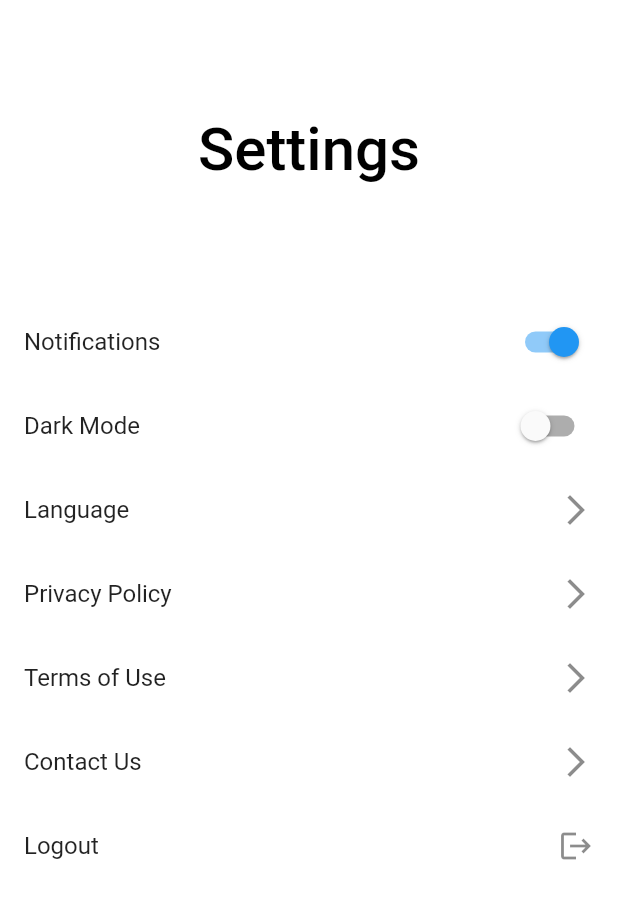
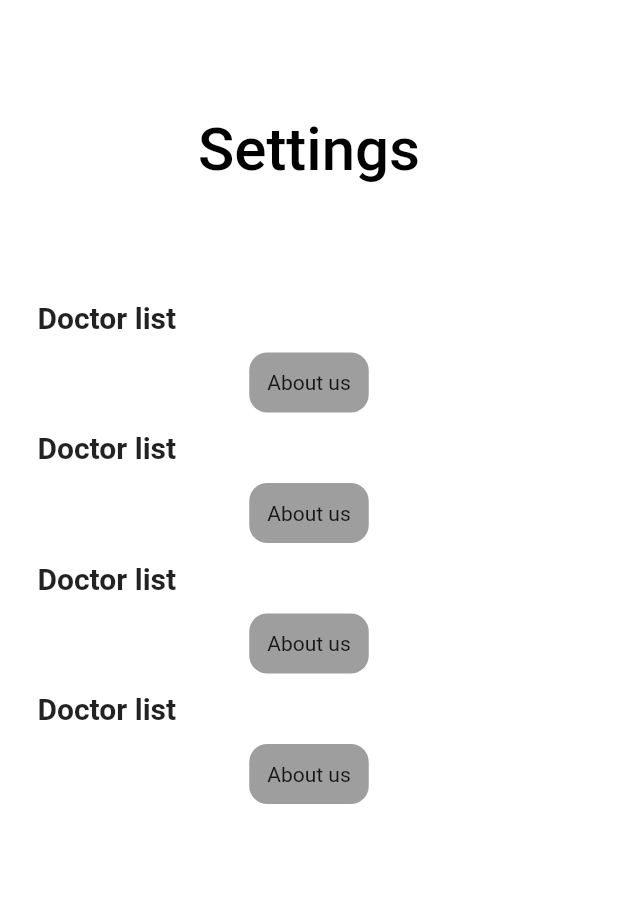
Before and after one commit to sambitskr/Prescripto, a Flutter app: the SettingsPage screen opened directly, on a phone screen of 412 x 824 dp. Shown: the top 899 px of the screen. Run offline on Flutter 3.47's test engine with Material 2 defaults, Android fonts, the phone set to English and light mode, and no system bars; our stand-ins replace curved_navigation_bar, google_fonts, lite_rolling_switch, lottie, quickalert, smooth_page_indicator; network calls fail.

Commit message:
logo to splash screen & about page

```diff
--- a/lib/about_us.dart
+++ b/lib/about_us.dart
@@ -40,12 +40,10 @@ class AboutUsPage extends StatelessWidget {
               ),
               Container(
                 padding: const EdgeInsets.all(50.0),
-                child: ClipRRect(
-                    borderRadius: BorderRadius.circular(100),
-                    child: Image.asset(
-                      'images/logo_smol.png',
-                      height: 170,
-                    )),
+                child: Image.asset(
+                  'images/logo.png',
+                  height: 170,
+                ),
               ),
               Text(
                 'Prescripto',
--- a/lib/main.dart
+++ b/lib/main.dart
@@ -6,7 +6,7 @@ import 'package:prescripto/registar.dart';
 import 'package:prescripto/splash.dart';
 import 'package:prescripto/user_interface/bottomNavBar.dart';
 import 'package:prescripto/user_interface/profile.dart';
-import 'package:prescripto/user_interface/settings.dart';
+import 'package:prescripto/user_interface/settings/settings.dart';
 import 'package:prescripto/user_interface/util/home_page.dart';
 
 import 'login.dart';
--- a/lib/splash.dart
+++ b/lib/splash.dart
@@ -19,7 +19,7 @@ class _SplashPageState extends State<SplashPage> {
 
   navigatetologin() async {
     await Future.delayed(
-      const Duration(milliseconds: 1500),
+      const Duration(milliseconds: 3000),
       () {},
     );
     // ignore: use_build_context_synchronously
@@ -29,11 +29,23 @@ class _SplashPageState extends State<SplashPage> {
 
   @override
   Widget build(BuildContext context) {
-    return const Scaffold(
+    return Scaffold(
       body: Center(
-        child: Text(
-          'Prescripto',
-          style: TextStyle(fontSize: 24, fontWeight: FontWeight.bold),
+        child: Column(
+          mainAxisAlignment: MainAxisAlignment.center,
+          children: [
+            ClipRRect(
+                borderRadius: BorderRadius.circular(100),
+                child: Image.asset(
+                  'images/logo_smol.png',
+                  height: 150,
+                )),
+            const SizedBox(height: 10),
+            const Text(
+              'Prescripto',
+              style: TextStyle(fontSize: 24, fontWeight: FontWeight.bold),
+            ),
+          ],
         ),
       ),
     );
--- a/lib/user_interface/bottomNavBar.dart
+++ b/lib/user_interface/bottomNavBar.dart
@@ -1,8 +1,7 @@
 import 'package:curved_navigation_bar/curved_navigation_bar.dart';
 import 'package:flutter/material.dart';
 import 'package:prescripto/contact_us.dart';
-import 'package:prescripto/user_interface/profile.dart';
-import 'package:prescripto/user_interface/settings.dart';
+import 'package:prescripto/user_interface/settings/settings.dart';
 import 'package:prescripto/user_interface/util/home_page.dart';
 
 import '../about_us.dart';
--- a/lib/user_interface/settings.dart
+++ /dev/null
@@ -1,91 +0,0 @@
-import 'package:flutter/material.dart';
-
-class SettingsPage extends StatelessWidget {
-  const SettingsPage({Key? key}) : super(key: key);
-
-  @override
-  Widget build(BuildContext context) {
-    return Scaffold(
-      backgroundColor: Colors.white,
-      appBar: AppBar(
-        backgroundColor: Colors.transparent,
-        elevation: 0,
-        automaticallyImplyLeading: false,
-        title: Text(
-          'Settings',
-          style: TextStyle(color: Colors.black, fontSize: 40),
-        ),
-        centerTitle: true,
-        toolbarHeight: 200,
-      ),
-      body: SafeArea(
-        child: SingleChildScrollView(
-          child: Column(
-            children: [
-              // Padding(
-              //   padding: const EdgeInsets.only(left: 8.0),
-              //   child: Container(
-              //     margin: EdgeInsets.symmetric(vertical: 50),
-              //     child: Row(
-              //       children: [
-              //         IconButton(
-              //           onPressed: () {
-              //             Navigator.of(context).pop();
-              //           },
-              //           icon: const Icon(Icons.arrow_back_ios_new_rounded),
-              //         ),
-              //         SizedBox(
-              //           width: 70,
-              //         ),
-              //         Text(
-              //           'Settings',
-              //           style: TextStyle(fontSize: 40),
-              //         )
-              //       ],
-              //     ),
-              //   ),
-              // ),
-              // SizedBox(
-              //   height: 50,
-              // ),
-              ListTile(
-                title: const Text('Notifications'),
-                trailing: Switch(
-                  value: true,
-                  onChanged: (bool value) {},
-                ),
-              ),
-              ListTile(
-                title: const Text('Dark Mode'),
-                trailing: Switch(
-                  value: false,
-                  onChanged: (bool value) {},
-                ),
-              ),
-              ListTile(
-                title: const Text('Language'),
-                trailing: const Icon(Icons.arrow_forward_ios),
-              ),
-              ListTile(
-                title: const Text('Privacy Policy'),
-                trailing: const Icon(Icons.arrow_forward_ios),
-              ),
-              ListTile(
-                title: const Text('Terms of Use'),
-                trailing: const Icon(Icons.arrow_forward_ios),
-              ),
-              ListTile(
-                title: const Text('Contact Us'),
-                trailing: const Icon(Icons.arrow_forward_ios),
-              ),
-              ListTile(
-                title: const Text('Logout'),
-                trailing: const Icon(Icons.logout),
-              ),
-            ],
-          ),
-        ),
-      ),
-    );
-  }
-}
--- /dev/null
+++ b/lib/user_interface/settings/settings.dart
@@ -0,0 +1,32 @@
+import 'package:flutter/material.dart';
+import 'package:prescripto/user_interface/settings/settings_list.dart';
+
+class SettingsPage extends StatelessWidget {
+  const SettingsPage({Key? key}) : super(key: key);
+
+  @override
+  Widget build(BuildContext context) {
+    return Scaffold(
+      backgroundColor: Colors.white,
+      appBar: AppBar(
+        backgroundColor: Colors.transparent,
+        elevation: 0,
+        automaticallyImplyLeading: false,
+        title: Text(
+          'Settings',
+          style: TextStyle(color: Colors.black, fontSize: 40),
+        ),
+        centerTitle: true,
+        toolbarHeight: 200,
+      ),
+      body: ListView(
+        children: [
+          settingsList(),
+          settingsList(),
+          settingsList(),
+          settingsList(),
+        ],
+      ),
+    );
+  }
+}
--- /dev/null
+++ b/lib/user_interface/settings/settings_list.dart
@@ -0,0 +1,36 @@
+import 'package:flutter/material.dart';
+
+class settingsList extends StatelessWidget {
+  const settingsList({super.key});
+
+  @override
+  Widget build(BuildContext context) {
+    return Column(
+      children: [
+        Padding(
+          padding: const EdgeInsets.symmetric(horizontal: 25.0),
+          child: Row(
+            mainAxisAlignment: MainAxisAlignment.spaceBetween,
+            children: const [
+              Text(
+                'Doctor list',
+                style: TextStyle(fontSize: 20, fontWeight: FontWeight.bold),
+              ),
+            ],
+          ),
+        ),
+        Padding(
+          padding: const EdgeInsets.all(12.0),
+          child: Container(
+            padding: EdgeInsets.all(12),
+            child: Text('About us'),
+            decoration: BoxDecoration(
+              color: Colors.grey,
+              borderRadius: BorderRadius.circular(12),
+            ),
+          ),
+        ),
+      ],
+    );
+  }
+}
--- a/lib/user_interface/util/home_page.dart
+++ b/lib/user_interface/util/home_page.dart
@@ -1,11 +1,8 @@
 import 'package:flutter/material.dart';
-import 'package:prescripto/about_us.dart';
-import 'package:prescripto/contact_us.dart';
 import 'package:prescripto/user_interface/profile.dart';
 import 'package:prescripto/user_interface/upcoming_appoinments.dart';
 import 'package:prescripto/user_interface/util/category.dart';
 import 'package:prescripto/user_interface/util/doctor_list.dart';
-import 'package:curved_navigation_bar/curved_navigation_bar.dart';
 
 class HomePage extends StatefulWidget {
   const HomePage({super.key});
@@ -15,37 +12,8 @@ class HomePage extends StatefulWidget {
 }
 
 class _HomePageState extends State<HomePage> {
-  // int selectedindex = 0;
-  // GlobalKey<CurvedNavigationBarState> _bottomNavigationKey = GlobalKey();
-
-  // final screens = [
-  //   HomePage(),
-  //   ContactUsPage(),
-  //   AboutUsPage(),
-  //   ProfilePage(),
-  // ];
-
   @override
   Widget build(BuildContext context) {
-    // final items = <Widget>[
-    //   Image.asset(
-    //     'images/home.png',
-    //     height: 30,
-    //   ),
-    //   Image.asset(
-    //     'images/prescription.png',
-    //     height: 30,
-    //   ),
-    //   Image.asset(
-    //     'images/testresult.png',
-    //     height: 30,
-    //   ),
-    //   Image.asset(
-    //     'images/settings.png',
-    //     height: 30,
-    //   ),
-    // ];
-
     return Scaffold(
       backgroundColor: Colors.white,
       body: SafeArea(
@@ -89,7 +57,7 @@ class _HomePageState extends State<HomePage> {
                       child: Container(
                         padding: const EdgeInsets.all(12),
                         decoration: BoxDecoration(
-                          color: Colors.green[200],
+                          color: Colors.transparent,
                           borderRadius: BorderRadius.circular(12),
                         ),
                         child: ClipRRect(
@@ -253,70 +221,6 @@ class _HomePageState extends State<HomePage> {
           ),
         ),
       ),
-      // bottomNavigationBar: CurvedNavigationBar(
-      //   key: _bottomNavigationKey,
-      //   index: 0,
-      //   items: [
-      //     Image.asset(
-      //       'images/home.png',
-      //       height: 30,
-      //     ),
-      //     Image.asset(
-      //       'images/prescription.png',
-      //       height: 30,
-      //     ),
-      //     Image.asset(
-      //       'images/testresult.png',
-      //       height: 30,
-      //     ),
-      //     Image.asset(
-      //       'images/settings.png',
-      //       height: 30,
-      //     ),
-      //   ],
-      //   backgroundColor: Colors.grey,
-      //   color: Colors.green.shade100,
-      //   animationDuration: const Duration(milliseconds: 400),
-      //   onTap: (index) {
-      //     setState(() {
-      //       selectedindex = index;
-      //     });
-      //   },
-      //   letIndexChange: (index) => true,
-      // )
     );
   }
 }
-
-// class _bottomNavigation extends StatefulWidget {
-//   const _bottomNavigation({
-//     super.key,
-//     required this.onItemSelected,
-//   });
-
-//   final ValueChanged<int> onItemSelected;
-
-//   @override
-//   State<_bottomNavigation> createState() => __bottomNavigationState();
-// }
-
-// class __bottomNavigationState extends State<_bottomNavigation> {
-//   int selectedIndex = 0;
-
-//   void handleItemSelected(int index) {
-//     setState(() {
-//       selectedIndex = index;
-//     });
-//     widget.onItemSelected(index);
-//   }
-
-//   @override
-//   Widget build(BuildContext context) {
-//     return CurvedNavigationBar(
-//       backgroundColor: Colors.grey,
-//       color: Colors.green.shade100,
-//       animationDuration: const Duration(milliseconds: 400),
-//       items: [],
-//     );
-//   }
-// }
```
Also changed, not shown: images/logo.png (added).
